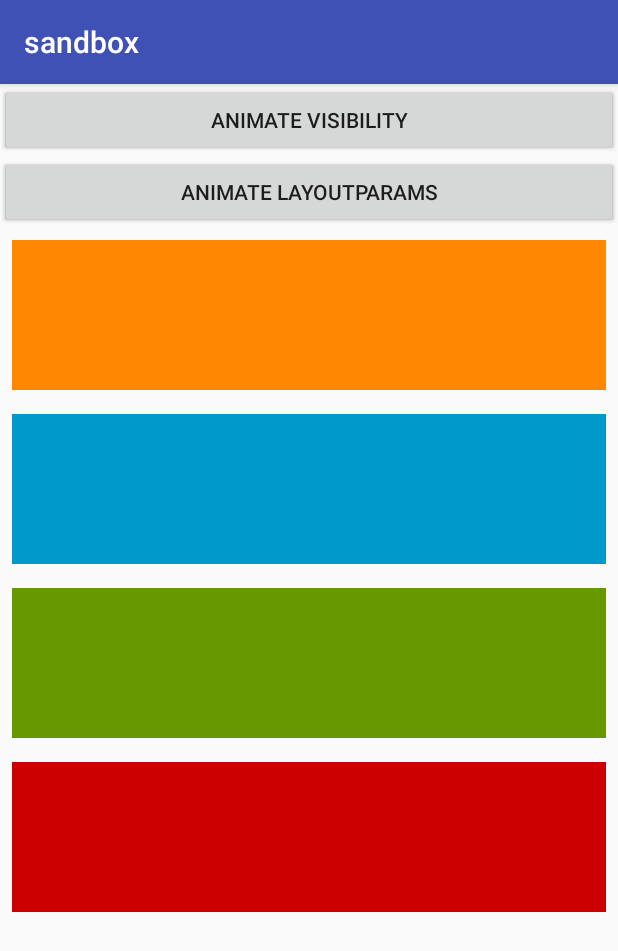
After one commit to amilcar-andrade/sandbox, an Android app: the fragment TransitionManagerLayoutChangesFragment placed in its activity, on a phone screen of 412 x 824 dp. The commit adds this screen. Shown: the top 951 px of the screen. Run offline under Robolectric (Android 15) with nearby library versions, the phone set to English and light mode, and no system bars.

Commit message:
Adds TransitionaManagerLayoutChangesFragment
* Animates visibility property and layout property by using
the TransitionManager class

```diff
--- a/app/src/main/java/a2/sandbox/MainActivity.java
+++ b/app/src/main/java/a2/sandbox/MainActivity.java
@@ -22,6 +22,11 @@ public class MainActivity extends AppCompatActivity {
                 AnimateLayoutChangesFragment.TAG, false, true);
     }
 
+    public void showTransitionManagerLayoutChangesFragment(View ignored) {
+        replaceFragment(this, R.id.container, TransitionManagerLayoutChangesFragment.newInstance(),
+                TransitionManagerLayoutChangesFragment.TAG, false, true);
+    }
+
 
     public static void replaceFragment(@NonNull FragmentActivity activity,
                                        int containerViewId,
--- /dev/null
+++ b/app/src/main/java/a2/sandbox/TransitionManagerLayoutChangesFragment.java
@@ -0,0 +1,69 @@
+package a2.sandbox;
+
+import android.content.res.Resources;
+import android.os.Bundle;
+import android.support.annotation.NonNull;
+import android.support.annotation.Nullable;
+import android.support.v4.app.Fragment;
+import android.transition.TransitionManager;
+import android.view.LayoutInflater;
+import android.view.View;
+import android.view.ViewGroup;
+
+// Watch - https://youtu.be/9Y5cbC5YrOY?t=8m40s
+public class TransitionManagerLayoutChangesFragment extends Fragment implements View.OnClickListener{
+    public static final String TAG = "TransitionManagerLayoutChangesFragment";
+
+    private View blueView;
+
+    private View greenView;
+
+    private ViewGroup root;
+
+    private boolean isMax = true;
+
+    private int maxHeight;
+
+    private int minHeight;
+
+    @Nullable
+    @Override
+    public View onCreateView(@NonNull LayoutInflater inflater, @Nullable ViewGroup container, @Nullable Bundle savedInstanceState) {
+        root = (ViewGroup) inflater.inflate(R.layout.fragment_transition_manager_layout_changes, container, false);
+        final Resources resources = getResources();
+        minHeight = resources.getDimensionPixelSize(R.dimen.color_view_min_height);
+        maxHeight = resources.getDimensionPixelSize(R.dimen.color_view_height);
+        blueView = root.findViewById(R.id.blue_view);
+        greenView = root.findViewById(R.id.green_view);
+        View visibilityButton = root.findViewById(R.id.animate_visibility_button);
+        visibilityButton.setOnClickListener(this);
+        View layoutParamsButton = root.findViewById(R.id.animate_layout_params_button);
+        layoutParamsButton.setOnClickListener(this);
+        return root;
+    }
+
+    public static TransitionManagerLayoutChangesFragment newInstance() {
+        return new TransitionManagerLayoutChangesFragment();
+    }
+
+    @Override
+    public void onClick(View v) {
+        switch (v.getId()) {
+            case R.id.animate_layout_params_button:
+                TransitionManager.beginDelayedTransition(root);
+                updateLayoutParams();
+                isMax = !isMax;
+                break;
+            case R.id.animate_visibility_button:
+                TransitionManager.beginDelayedTransition(root);
+                blueView.setVisibility(blueView.getVisibility() == View.VISIBLE ? View.GONE : View.VISIBLE);
+        }
+    }
+
+    private void updateLayoutParams() {
+        greenView.getLayoutParams().height = isMax ? minHeight : maxHeight;
+        // NOTE: setLayoutParams calls requestLayout() we want to still keep the margin so we just
+        // manually update the height property and call requestLayout()
+        greenView.requestLayout();
+    }
+}
--- a/app/src/main/res/layout/activity_main.xml
+++ b/app/src/main/res/layout/activity_main.xml
@@ -18,6 +18,11 @@
             android:text="@string/animate_layout_changes"
             android:onClick="showAnimateLayoutChangesFragment"/>
 
+        <Button
+            android:layout_width="match_parent"
+            android:layout_height="wrap_content"
+            android:text="@string/transition_manager_layout_changes"
+            android:onClick="showTransitionManagerLayoutChangesFragment"/>
 
     </LinearLayout>
 
--- /dev/null
+++ b/app/src/main/res/layout/fragment_transition_manager_layout_changes.xml
@@ -0,0 +1,46 @@
+<?xml version="1.0" encoding="utf-8"?>
+<LinearLayout
+    xmlns:android="http://schemas.android.com/apk/res/android"
+    android:orientation="vertical"
+    android:layout_width="match_parent"
+    android:layout_height="match_parent">
+
+    <Button
+        android:id="@+id/animate_visibility_button"
+        android:layout_width="match_parent"
+        android:layout_height="wrap_content"
+        android:text="@string/animate_visibility" />
+
+    <Button
+        android:id="@+id/animate_layout_params_button"
+        android:layout_width="match_parent"
+        android:layout_height="wrap_content"
+        android:text="@string/animate_layout_params" />
+
+    <View
+        android:layout_width="match_parent"
+        android:layout_height="@dimen/color_view_height"
+        android:background="@android:color/holo_orange_dark"
+        android:layout_margin="@dimen/color_view_margin"/>
+
+    <View
+        android:id="@+id/blue_view"
+        android:layout_width="match_parent"
+        android:layout_height="@dimen/color_view_height"
+        android:background="@android:color/holo_blue_dark"
+        android:layout_margin="@dimen/color_view_margin"/>
+
+    <View
+        android:id="@+id/green_view"
+        android:layout_width="match_parent"
+        android:layout_height="@dimen/color_view_height"
+        android:background="@android:color/holo_green_dark"
+        android:layout_margin="@dimen/color_view_margin"/>
+
+    <View
+        android:layout_width="match_parent"
+        android:layout_height="@dimen/color_view_height"
+        android:background="@android:color/holo_red_dark"
+        android:layout_margin="@dimen/color_view_margin"/>
+
+</LinearLayout>
--- a/app/src/main/res/values/strings.xml
+++ b/app/src/main/res/values/strings.xml
@@ -1,6 +1,9 @@
 <resources>
     <string name="app_name">sandbox</string>
     <string name="animate_layout_changes">Animate Layout Changes</string>
+    <string name="transition_manager_layout_changes">Transition Manager Layout Changes</string>
+
+
     <string name="animate_visibility">Animate Visibility</string>
     <string name="animate_layout_params">Animate LayoutParams</string>
 
```
